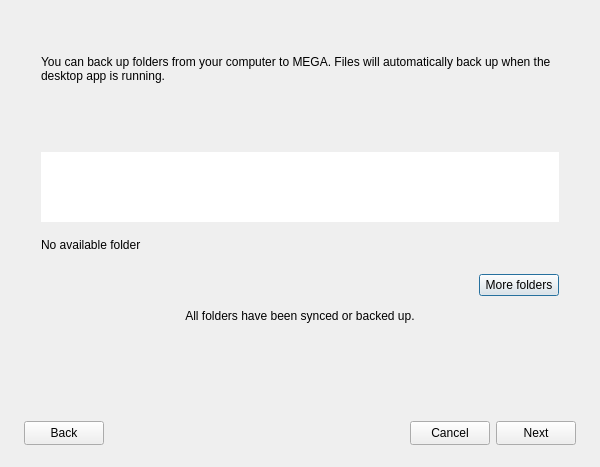
The window that src/MEGASync/gui/win/BackupsWizard.ui (meganz/MEGAsync) describes before a commit, drawn with Qt 5.
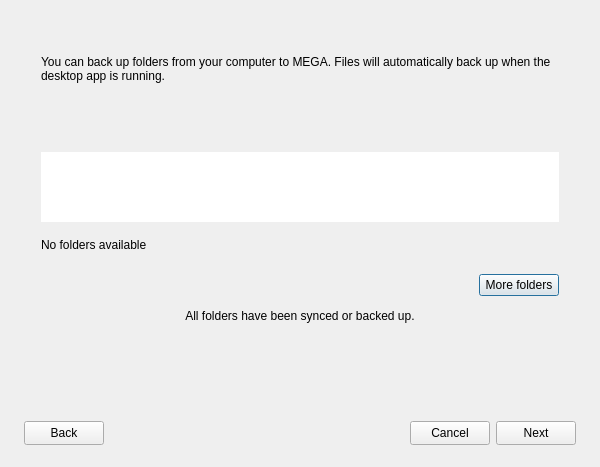
The same window after the commit. Icons and pictures are not drawn.

Commit message: SNC-2792. Backups wizard default folders

```diff
--- a/src/MEGASync/gui/win/BackupsWizard.ui
+++ b/src/MEGASync/gui/win/BackupsWizard.ui
@@ -508,7 +508,7 @@
              </size>
             </property>
             <property name="text">
-             <string>No available folder</string>
+             <string>No folders available</string>
             </property>
            </widget>
           </item>
```
The commit also changes 4 other files.
